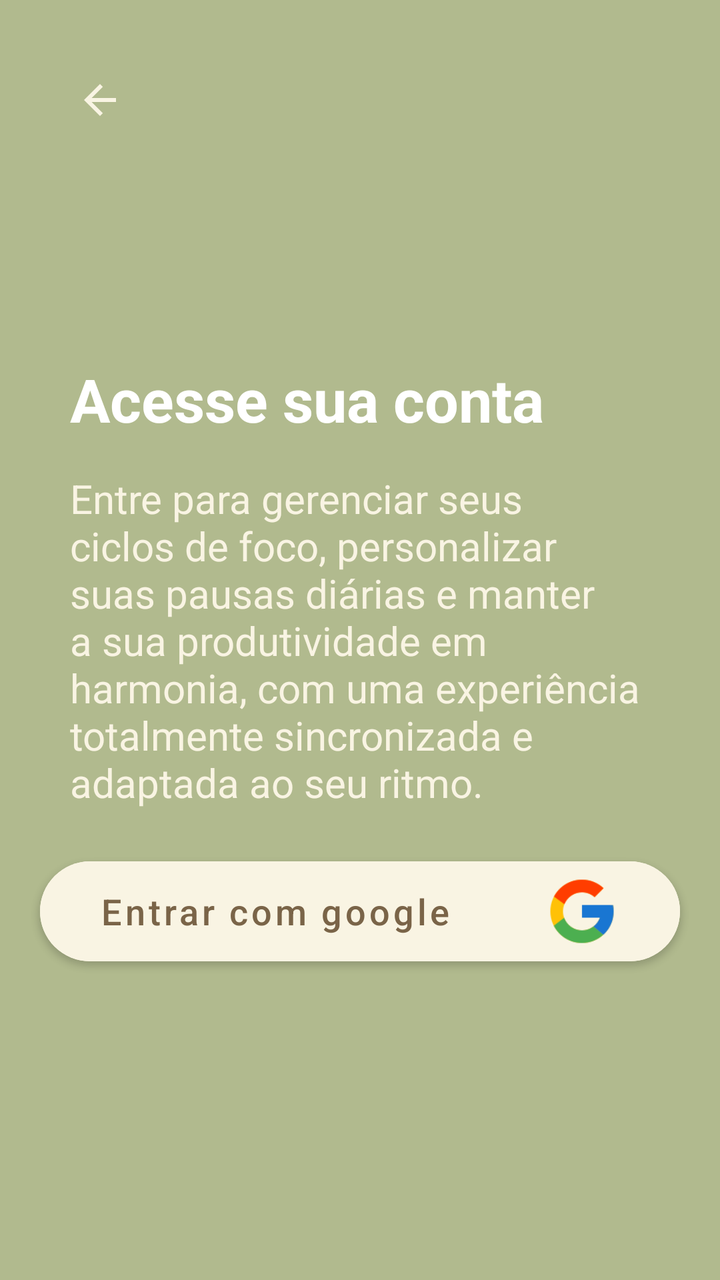
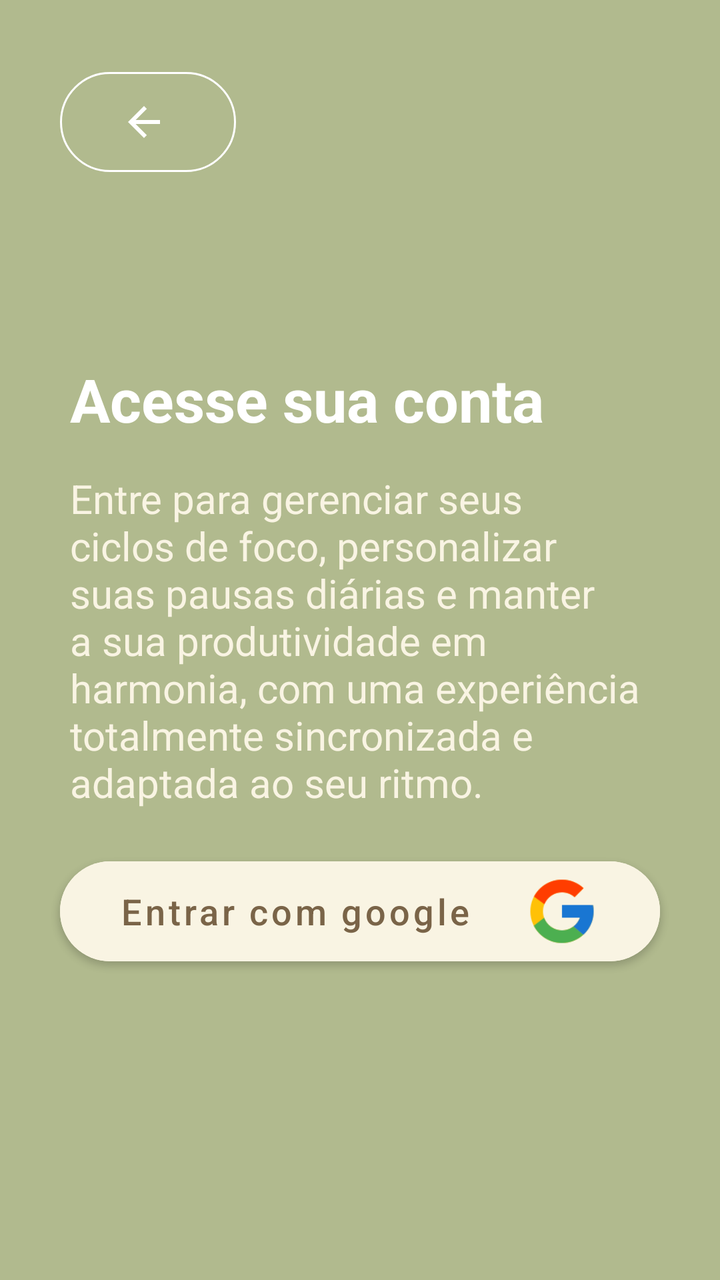

The first picture is an Android layout as it rendered before a commit; the second is the same layout after the commit. The layout source and the unified diff follow.
<!-- AndroidManifest.xml: application theme Theme.Orbi -->
<!-- res/layout/activity_login.xml -->
<?xml version="1.0" encoding="utf-8"?>
<androidx.constraintlayout.widget.ConstraintLayout
    xmlns:android="http://schemas.android.com/apk/res/android"
    xmlns:app="http://schemas.android.com/apk/res-auto"
    xmlns:tools="http://schemas.android.com/tools"
    android:layout_width="match_parent"
    android:layout_height="match_parent"
    android:background="@color/orbi_olive"
    android:padding="0dp">


    
    <ImageButton
        android:id="@+id/btn_back_login"
        android:layout_width="60dp"
        android:layout_height="60dp"
        android:layout_marginStart="20dp"
        android:layout_marginTop="20dp"
        android:background="?attr/selectableItemBackgroundBorderless"
        android:src="@drawable/ic_arrow_back"
        app:layout_constraintStart_toStartOf="parent"
        app:layout_constraintTop_toTopOf="parent"
        app:tint="@color/orbi_cream" />


    
    <TextView
        android:id="@+id/tv_login_title"
        android:layout_width="0dp"
        android:layout_height="wrap_content"
        android:layout_marginStart="35dp"
        android:layout_marginEnd="35dp"
        android:layout_marginBottom="16dp"
        android:text="@string/login_title"
        android:textColor="@color/orbi_white"
        android:textSize="30sp"
        android:textStyle="bold"
        app:layout_constraintBottom_toTopOf="@+id/tv_login_desc"
        app:layout_constraintEnd_toEndOf="parent"
        app:layout_constraintStart_toStartOf="parent" />


    
    <TextView
        android:id="@+id/tv_login_desc"
        android:layout_width="0dp"
        android:layout_height="wrap_content"
        android:layout_marginStart="35dp"
        android:layout_marginEnd="35dp"
        android:text="@string/login_description"
        android:textColor="@color/orbi_cream"
        android:textSize="20sp"
        app:layout_constraintBottom_toBottomOf="parent"
        app:layout_constraintEnd_toEndOf="parent"
        app:layout_constraintStart_toStartOf="parent"
        app:layout_constraintTop_toTopOf="parent" />


    
    <com.google.android.material.button.MaterialButton
        android:id="@+id/btn_google_login"
        android:layout_width="0dp"
        android:layout_height="62dp"
        android:layout_marginStart="20dp"
        android:layout_marginTop="20dp"
        android:layout_marginEnd="20dp"
        android:backgroundTint="@color/orbi_cream"
        android:gravity="start|center_vertical"
        android:paddingStart="30dp"
        android:paddingEnd="30dp"
        android:text="@string/login_btn_login"
        android:textAllCaps="false"
        android:textColor="@color/orbi_dark_brown"
        android:textSize="18sp"
        app:cornerRadius="28dp"
        app:icon="@drawable/ic_google"
        app:iconGravity="end"
        app:iconSize="38dp"
        app:iconTint="@null"
        app:layout_constraintEnd_toEndOf="parent"
        app:layout_constraintStart_toStartOf="parent"
        app:layout_constraintTop_toBottomOf="@+id/tv_login_desc" />


</androidx.constraintlayout.widget.ConstraintLayout>
<!-- resources referenced by this layout -->
<resources>
  <color name="orbi_cream">#F9F4E3</color>
  <color name="orbi_dark_brown">#7A6448</color>
  <color name="orbi_olive">#B1BA8E</color>
  <color name="orbi_white">#FFFFFF</color>
  <!-- drawable ic_arrow_back (drawable) -->
  <vector
      xmlns:android="http://schemas.android.com/apk/res/android"
      android:width="24dp"
      android:height="24dp"
      android:viewportWidth="24"
      android:viewportHeight="24">
  
  
      <path
          android:fillColor="#FF000000"
          android:pathData="M20,11H7.83l5.59,-5.59L12,4l-8,8 8,8 1.41,-1.41L7.83,13H20v-2z"/>
  
  
  </vector>
  <!-- drawable ic_google: png bitmap (drawable, 2563 bytes) -->
  <string name="login_btn_login">Entrar com google</string>
  <string name="login_description">Entre para gerenciar seus ciclos de foco, personalizar suas pausas diárias e manter a sua produtividade em harmonia, com uma experiência totalmente sincronizada e adaptada ao seu ritmo.</string>
  <string name="login_title">Acesse sua conta</string>
  <style name="Theme.Orbi" parent="Theme.MaterialComponents.Light.NoActionBar">
  
  
          <item name="colorPrimary">@color/orbi_dark_brown</item>
          <item name="colorPrimaryVariant">@color/orbi_olive</item>
          <item name="colorOnPrimary">@color/orbi_white</item>
          <item name="colorSecondary">@color/orbi_olive</item>
          <item name="colorSecondaryVariant">@color/orbi_light_olive</item>
          <item name="colorOnSecondary">@color/orbi_white</item>
  
  
          
          <item name="android:statusBarColor">@color/orbi_cream</item>
          <item name="android:windowLightStatusBar">true</item>
  
  
          
          <item name="android:navigationBarColor">@color/orbi_cream</item>
          <item name="android:windowLightNavigationBar" tools:targetApi="o_mr1">true</item>
  
  
      </style>
  <color name="orbi_light_olive">#D4DDB1</color>
</resources>

<!-- the commit's change to res/layout/activity_login.xml (unified diff, before → after) -->
@@ -10,17 +10,20 @@
 
 
     
-    <ImageButton
-        android:id="@+id/btn_back_login"
-        android:layout_width="60dp"
-        android:layout_height="60dp"
-        android:layout_marginStart="20dp"
-        android:layout_marginTop="20dp"
-        android:background="?attr/selectableItemBackgroundBorderless"
-        android:src="@drawable/ic_arrow_back"
+    <com.google.android.material.button.MaterialButton
+        android:id="@+id/btnBackLogin"
+        style="@style/Widget.MaterialComponents.Button.OutlinedButton"
+        android:layout_width="wrap_content"
+        android:layout_height="62dp"
+        android:layout_marginStart="30dp"
+        android:layout_marginTop="30dp"
+        app:cornerRadius="30dp"
+        app:icon="@drawable/ic_arrow_back"
+        app:iconGravity="textStart"
+        app:iconTint="@color/orbi_white"
         app:layout_constraintStart_toStartOf="parent"
         app:layout_constraintTop_toTopOf="parent"
-        app:tint="@color/orbi_cream" />
+        app:strokeColor="@color/white" />
 
 
     
@@ -61,9 +64,9 @@
         android:id="@+id/btn_google_login"
         android:layout_width="0dp"
         android:layout_height="62dp"
-        android:layout_marginStart="20dp"
+        android:layout_marginStart="30dp"
         android:layout_marginTop="20dp"
-        android:layout_marginEnd="20dp"
+        android:layout_marginEnd="30dp"
         android:backgroundTint="@color/orbi_cream"
         android:gravity="start|center_vertical"
         android:paddingStart="30dp"
<!-- resource entries referenced after the edit -->
@@ -4,6 +4,7 @@
   <color name="orbi_dark_brown">#7A6448</color>
   <color name="orbi_olive">#B1BA8E</color>
   <color name="orbi_white">#FFFFFF</color>
+  <color name="white">#FFFFFFFF</color>
   <!-- drawable ic_arrow_back (drawable) -->
   <vector
       xmlns:android="http://schemas.android.com/apk/res/android"
